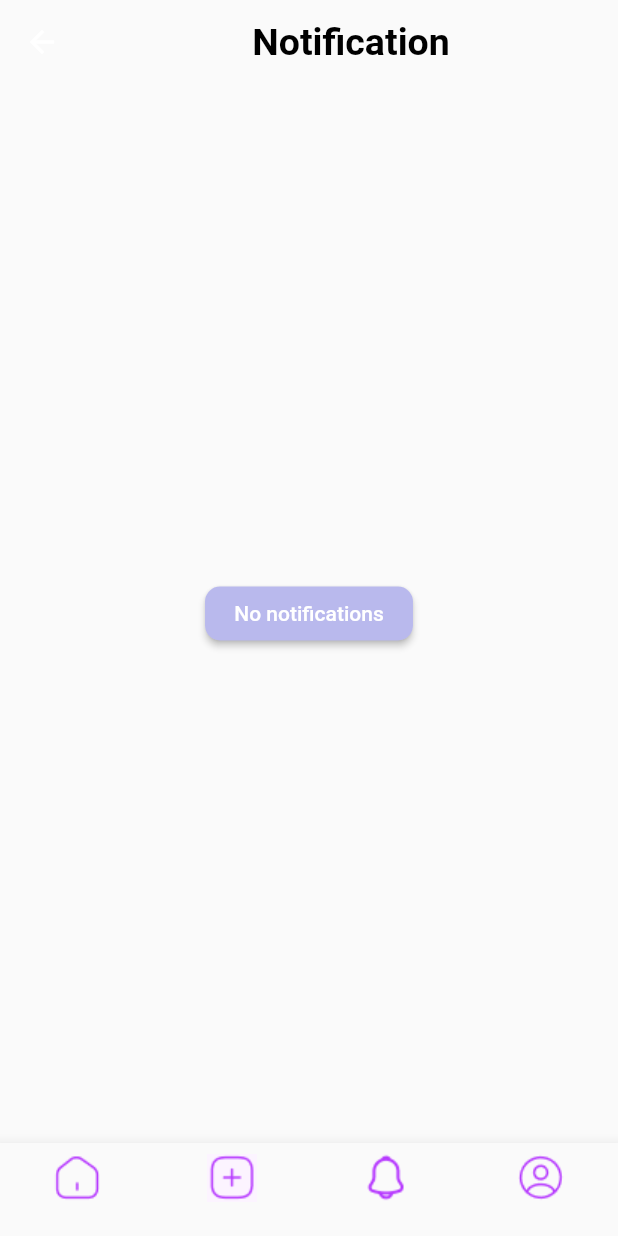
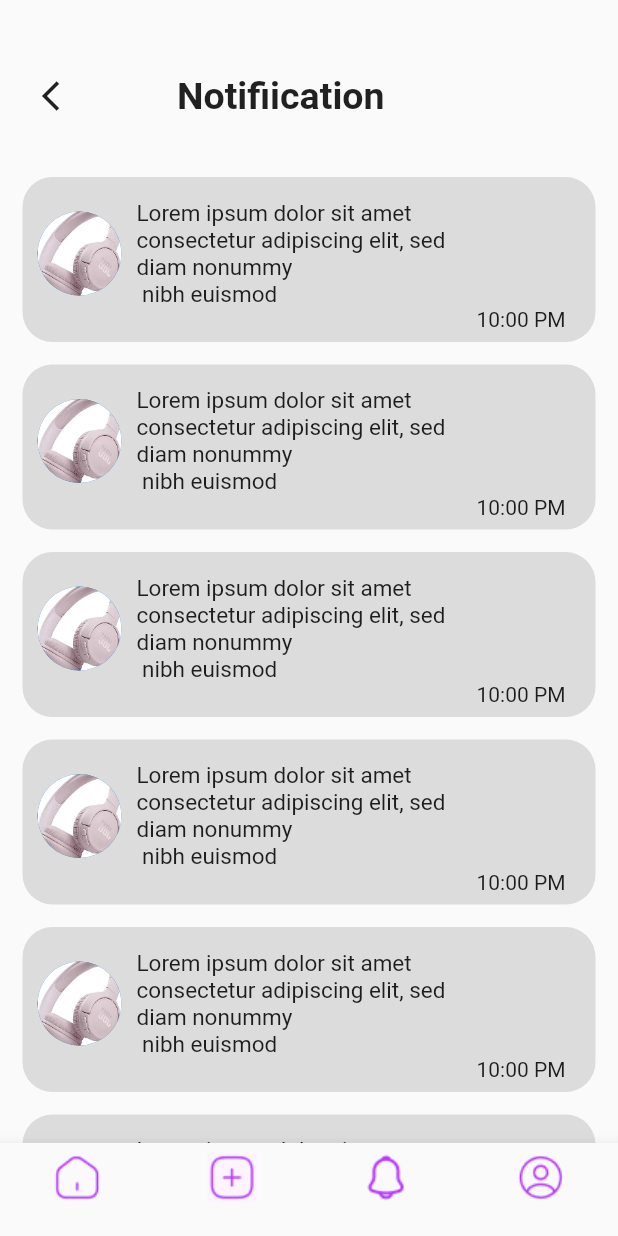
Before and after one commit to shehabhy1/barter_project_2023, a Flutter app: the LayoutView screen opened directly, item 3 of the bottom bar chosen, on a phone screen of 412 x 824 dp. Run offline on Flutter 3.47's test engine with Material 2 defaults, Android fonts, the phone set to English and light mode, and no system bars; our stand-ins replace flutter_bloc, go_router, shared_preferences, sizer, smooth_page_indicator; accounts and stored records are empty.

Commit message:
finish notification screen

```diff
--- a/lib/core/utils/app_router.dart
+++ b/lib/core/utils/app_router.dart
@@ -5,6 +5,7 @@ import 'package:barter_project_2023/features/log_in/presentation/views/login_vie
 import 'package:barter_project_2023/features/splash_view/presentation/views/on_boarding_view.dart';
 import 'package:go_router/go_router.dart';
 
+import '../../features/notification/presentition/views/notification_screen.dart';
 import '../../features/splash_view/presentation/views/splash_view.dart';
 
 bool isLast = CacheHelper.getData(key: Constant.kOnBoardingView) ?? false;
@@ -17,11 +18,14 @@ class AppRouter {
   static const ploginView = '/loginView';
   static const kLayoutView = 'layoutView';
   static const pLayoutView = '/layoutView';
+  static const knotificationScreen = '/NotificationsScreen';
+  static const PnotificationScreen = 'NotificationsScreen';
+
   static final routeScreens = GoRouter(
     routes: [
       GoRoute(
         path: routingSplashView,
-        builder: (context, state) => const SplashView(),
+        builder: (context, state) =>  NotificationsScreen() ,
       ),
       GoRoute(
           name: kOnBoardingView,
--- a/lib/core/utils/assets.dart
+++ b/lib/core/utils/assets.dart
@@ -7,4 +7,5 @@ class AssetData {
   static String notificationIcon = 'assets/images/notification.png';
   static String addIcon = 'assets/images/addsquare.png';
   static String profilIcon = 'assets/images/profilecircle.png';
+  static const String notiPhoto ='assets/images/notiPhoto.jpg';
 }
--- a/lib/features/layout/presentation/view_model/cubit/layout_cubit.dart
+++ b/lib/features/layout/presentation/view_model/cubit/layout_cubit.dart
@@ -3,7 +3,7 @@ import 'package:flutter/material.dart';
 import 'package:flutter_bloc/flutter_bloc.dart';
 
 import '../../../../../constants.dart';
-import '../../../../notification/presentition/views/notification_view.dart';
+import '../../../../notification/presentition/views/notification_screen.dart';
 import '../../views/add_view.dart';
 import '../../views/home_view.dart';
 import '../../views/profile_view.dart';
@@ -16,10 +16,11 @@ class LayoutCubit extends Cubit<LayoutState> {
   int currnetIndex = 0;
   // GlobalKey<CurvedNavigationBarState> bottomNavigationKey = GlobalKey();
 
-  List<Widget> bottomScreens = const [
+  List<Widget> bottomScreens =  [
     HomeView(),
     AddView(),
-    NotificationView(),
+    NotificationsScreen(),
+    // NotificationView(),
     ProfileView(),
   ];
 
--- /dev/null
+++ b/lib/features/notification/presentition/views/notification_screen.dart
@@ -0,0 +1,26 @@
+import 'package:barter_project_2023/core/utils/assets.dart';
+import 'package:barter_project_2023/features/notification/presentition/widgets/notification_item.dart';
+import 'package:barter_project_2023/features/notification/presentition/widgets/notification_item_list_view.dart';
+import 'package:barter_project_2023/features/notification/presentition/widgets/top_part_of_notificationScreen.dart';
+import 'package:flutter/material.dart';
+
+
+class NotificationsScreen extends StatelessWidget {
+  static const String routeName = "NotificationsScreen";
+
+  @override
+  Widget build(BuildContext context) {
+    return Scaffold (
+
+      body: Column(
+        children: [
+          TopPartOfNotificationScreen(),
+          SizedBox(
+            height: 15.0,
+          ),
+          NotificationItemListView(),
+        ],
+      ),
+    );
+  }
+}
--- /dev/null
+++ b/lib/features/notification/presentition/widgets/notification_item.dart
@@ -0,0 +1,62 @@
+import 'package:flutter/material.dart';
+
+import '../../../../core/utils/assets.dart';
+
+class NotificationItem extends StatelessWidget {
+
+  @override
+  Widget build(BuildContext context) {
+    return  Padding(
+      padding: const EdgeInsets.only(top: 15.0 , left: 15.0,right: 15.0),
+      child: Container(
+        decoration: BoxDecoration(
+          color: Colors.black12,
+
+          borderRadius: BorderRadius.circular(20.0),
+        ),
+        height: 110.0,
+        width: double.infinity,
+        alignment: Alignment.center,
+        child: Padding(
+          padding: const EdgeInsets.only(top: 15.0 , left: 10 , right: 10),
+          child: Column(
+            children: [
+              Row(
+                children: [
+                  CircleAvatar(
+                    radius: 28.0,
+                    backgroundImage: AssetImage(AssetData.notiPhoto
+                    ),
+
+                  ),
+                  SizedBox(
+                    width: 10.0,
+                  ),
+                  Text(
+                    'Lorem ipsum dolor sit amet\n'
+                        'consectetur adipiscing elit, sed\n'
+                        'diam nonummy \n'
+                        ' nibh euismod',
+                    style: TextStyle(
+                      fontSize: 15.0,
+                    ),
+                  ),
+                ],
+              ),
+              Align(
+                alignment: Alignment.bottomRight,
+                child: Padding(
+                  padding: const EdgeInsets.only(right: 10.0),
+                  child: Text(
+                      '10:00 PM'
+                  ),
+                ),
+              ),
+            ],
+          ),
+        ),
+      ),
+    );
+
+  }
+}
--- /dev/null
+++ b/lib/features/notification/presentition/widgets/notification_item_list_view.dart
@@ -0,0 +1,20 @@
+import 'package:barter_project_2023/features/notification/presentition/widgets/notification_item.dart';
+import 'package:flutter/material.dart';
+
+class NotificationItemListView extends StatelessWidget {
+
+  @override
+  Widget build(BuildContext context) {
+    return Expanded(
+      child: ListView.builder(
+        // shrinkWrap: true,
+        // physics: const NeverScrollableScrollPhysics(),
+          padding: EdgeInsets.zero,
+          itemCount: 10,
+          itemBuilder: (context , index)
+          {
+            return NotificationItem ();
+          }),
+    );
+  }
+}
--- /dev/null
+++ b/lib/features/notification/presentition/widgets/top_part_of_notificationScreen.dart
@@ -0,0 +1,33 @@
+import 'package:flutter/material.dart';
+
+class TopPartOfNotificationScreen extends StatelessWidget {
+
+  @override
+  Widget build(BuildContext context) {
+    return Padding(
+      padding: const EdgeInsets.only(top: 40.0 , left: 10.0),
+      child: Row(
+        children: [
+          IconButton(onPressed: (){},
+              icon: Icon(Icons.arrow_back_ios_outlined,
+                color: Colors.black87,
+              )),
+          SizedBox(
+            width: 45.0,
+          ),
+          Padding(
+            padding: const EdgeInsets.only(left: 15.0),
+            child: Text(
+              'Notifiication',
+              style: TextStyle(
+                fontSize: 25.0,
+                fontWeight: FontWeight.bold,
+              ),
+            ),
+          ),
+        ],
+      ),
+    );
+
+  }
+}
```
Also changed, not shown: assets/images/notiPhoto.jpg (added).
